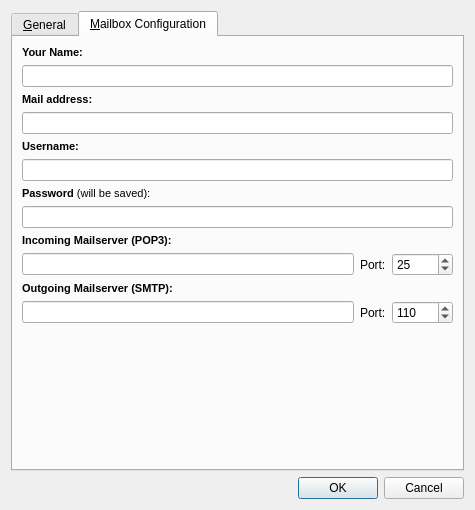
Before: the Qt Designer form branches/qmailclient/ui/ConfigDialog.ui in rgfernandes/qtdesktop, drawn with Qt 5.
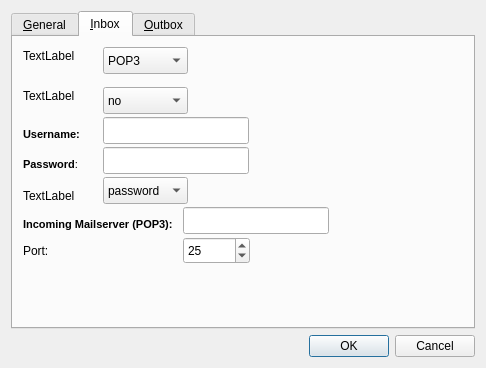
After: the same form once the commit is applied. The open tabs and pages were chosen to show the change.

Patch:
```diff
--- a/branches/qmailclient/ui/ConfigDialog.ui
+++ b/branches/qmailclient/ui/ConfigDialog.ui
@@ -1,256 +1,424 @@
 <ui version="4.0" >
  <class>ConfigDialog</class>
- <widget class="QDialog" name="ConfigDialog" >
-  <property name="geometry" >
+ <widget class="QDialog" name="ConfigDialog">
+  <property name="geometry">
    <rect>
     <x>0</x>
     <y>0</y>
-    <width>475</width>
-    <height>510</height>
+    <width>486</width>
+    <height>368</height>
    </rect>
   </property>
-  <property name="windowTitle" >
-   <string>Settings</string>
+  <property name="windowTitle">
+   <string>QMailClient - Settings</string>
   </property>
-  <layout class="QVBoxLayout" >
+  <layout class="QVBoxLayout">
    <item>
-    <widget class="QTabWidget" name="tabWidget" >
-     <property name="currentIndex" >
-      <number>0</number>
+    <widget class="QTabWidget" name="tabWidget">
+     <property name="currentIndex">
+      <number>1</number>
      </property>
-     <widget class="QWidget" name="tab_2" >
-      <attribute name="title" >
+     <widget class="QWidget" name="tab_2">
+      <attribute name="title">
        <string>&amp;General</string>
       </attribute>
-      <layout class="QVBoxLayout" name="verticalLayout_2" >
-       <item>
-        <widget class="QLabel" name="label_9" >
-         <property name="contextMenuPolicy" >
-          <enum>Qt::NoContextMenu</enum>
-         </property>
-         <property name="text" >
-          <string>&lt;html>&lt;head>&lt;meta name="qrichtext" content="1" />&lt;style type="text/css">
+      <widget class="QLabel" name="label_9">
+       <property name="geometry">
+        <rect>
+         <x>9</x>
+         <y>9</y>
+         <width>129</width>
+         <height>16</height>
+        </rect>
+       </property>
+       <property name="contextMenuPolicy">
+        <enum>Qt::NoContextMenu</enum>
+       </property>
+       <property name="text">
+        <string>&lt;html&gt;&lt;head&gt;&lt;meta name=&quot;qrichtext&quot; content=&quot;1&quot; /&gt;&lt;style type=&quot;text/css&quot;&gt;
 p, li { white-space: pre-wrap; }
-&lt;/style>&lt;/head>&lt;body style=" font-family:'MS Shell Dlg 2'; font-size:8.25pt; font-weight:400; font-style:normal;">
-&lt;p style=" margin-top:0px; margin-bottom:0px; margin-left:0px; margin-right:0px; -qt-block-indent:0; text-indent:0px; font-family:'Arial'; font-size:8pt;">&lt;span style=" font-weight:600;">Path to mailbox Folder:&lt;/span>&lt;/p>&lt;/body>&lt;/html></string>
-         </property>
-        </widget>
-       </item>
-       <item>
-        <layout class="QHBoxLayout" name="horizontalLayout" >
-         <item>
-          <widget class="QLineEdit" name="mailBoxRootFolder" />
-         </item>
-         <item>
-          <widget class="QToolButton" name="editMailBoxFolder" >
-           <property name="text" >
-            <string>...</string>
-           </property>
-          </widget>
-         </item>
-        </layout>
-       </item>
-       <item>
-        <spacer name="verticalSpacer_2" >
-         <property name="orientation" >
-          <enum>Qt::Vertical</enum>
-         </property>
-         <property name="sizeHint" stdset="0" >
-          <size>
-           <width>20</width>
-           <height>355</height>
-          </size>
-         </property>
-        </spacer>
-       </item>
-      </layout>
+&lt;/style&gt;&lt;/head&gt;&lt;body style=&quot; font-family:'MS Shell Dlg 2'; font-size:8.25pt; font-weight:400; font-style:normal;&quot;&gt;
+&lt;p style=&quot; margin-top:0px; margin-bottom:0px; margin-left:0px; margin-right:0px; -qt-block-indent:0; text-indent:0px; font-family:'Arial'; font-size:8pt;&quot;&gt;&lt;span style=&quot; font-weight:600;&quot;&gt;Path to mailbox Folder:&lt;/span&gt;&lt;/p&gt;&lt;/body&gt;&lt;/html&gt;</string>
+       </property>
+      </widget>
+      <widget class="QLabel" name="label_6">
+       <property name="geometry">
+        <rect>
+         <x>9</x>
+         <y>69</y>
+         <width>62</width>
+         <height>16</height>
+        </rect>
+       </property>
+       <property name="contextMenuPolicy">
+        <enum>Qt::NoContextMenu</enum>
+       </property>
+       <property name="text">
+        <string>&lt;html&gt;&lt;head&gt;&lt;meta name=&quot;qrichtext&quot; content=&quot;1&quot; /&gt;&lt;style type=&quot;text/css&quot;&gt;
+p, li { white-space: pre-wrap; }
+&lt;/style&gt;&lt;/head&gt;&lt;body style=&quot; font-family:'MS Shell Dlg 2'; font-size:8.25pt; font-weight:400; font-style:normal;&quot;&gt;
+&lt;p style=&quot; margin-top:0px; margin-bottom:0px; margin-left:0px; margin-right:0px; -qt-block-indent:0; text-indent:0px; font-family:'Arial'; font-size:8pt;&quot;&gt;&lt;span style=&quot; font-weight:600;&quot;&gt;Your Name:&lt;/span&gt;&lt;/p&gt;&lt;/body&gt;&lt;/html&gt;</string>
+       </property>
+      </widget>
+      <widget class="QLineEdit" name="name">
+       <property name="geometry">
+        <rect>
+         <x>80</x>
+         <y>60</y>
+         <width>146</width>
+         <height>27</height>
+        </rect>
+       </property>
+      </widget>
+      <widget class="QLabel" name="label_7">
+       <property name="geometry">
+        <rect>
+         <x>-1</x>
+         <y>91</y>
+         <width>74</width>
+         <height>16</height>
+        </rect>
+       </property>
+       <property name="contextMenuPolicy">
+        <enum>Qt::NoContextMenu</enum>
+       </property>
+       <property name="text">
+        <string>&lt;!DOCTYPE HTML PUBLIC &quot;-//W3C//DTD HTML 4.0//EN&quot; &quot;http://www.w3.org/TR/REC-html40/strict.dtd&quot;&gt;
+&lt;html&gt;&lt;head&gt;&lt;meta name=&quot;qrichtext&quot; content=&quot;1&quot; /&gt;&lt;style type=&quot;text/css&quot;&gt;
+p, li { white-space: pre-wrap; }
+&lt;/style&gt;&lt;/head&gt;&lt;body style=&quot; font-family:'Sans Serif'; font-size:10pt; font-weight:400; font-style:normal;&quot;&gt;
+&lt;p style=&quot; margin-top:0px; margin-bottom:0px; margin-left:0px; margin-right:0px; -qt-block-indent:0; text-indent:0px; font-family:'Arial'; font-size:8pt;&quot;&gt;&lt;span style=&quot; font-weight:600;&quot;&gt;Mail address:&lt;/span&gt;&lt;/p&gt;&lt;/body&gt;&lt;/html&gt;</string>
+       </property>
+      </widget>
+      <widget class="QLineEdit" name="mail">
+       <property name="geometry">
+        <rect>
+         <x>80</x>
+         <y>90</y>
+         <width>146</width>
+         <height>27</height>
+        </rect>
+       </property>
+      </widget>
+      <widget class="QWidget" name="">
+       <layout class="QHBoxLayout" name="horizontalLayout">
+        <item>
+         <widget class="QLineEdit" name="mailBoxRootFolder"/>
+        </item>
+        <item>
+         <widget class="QToolButton" name="editMailBoxFolder">
+          <property name="text">
+           <string>...</string>
+          </property>
+         </widget>
+        </item>
+       </layout>
+      </widget>
      </widget>
-     <widget class="QWidget" name="tab" >
-      <attribute name="title" >
-       <string>&amp;Mailbox Configuration</string>
+     <widget class="QWidget" name="tab">
+      <attribute name="title">
+       <string>&amp;Inbox</string>
       </attribute>
-      <layout class="QVBoxLayout" name="verticalLayout" >
-       <item>
-        <widget class="QLabel" name="label_6" >
-         <property name="contextMenuPolicy" >
-          <enum>Qt::NoContextMenu</enum>
-         </property>
-         <property name="text" >
-          <string>&lt;html>&lt;head>&lt;meta name="qrichtext" content="1" />&lt;style type="text/css">
+      <widget class="QLabel" name="label">
+       <property name="geometry">
+        <rect>
+         <x>10</x>
+         <y>90</y>
+         <width>59</width>
+         <height>16</height>
+        </rect>
+       </property>
+       <property name="contextMenuPolicy">
+        <enum>Qt::NoContextMenu</enum>
+       </property>
+       <property name="text">
+        <string>&lt;!DOCTYPE HTML PUBLIC &quot;-//W3C//DTD HTML 4.0//EN&quot; &quot;http://www.w3.org/TR/REC-html40/strict.dtd&quot;&gt;
+&lt;html&gt;&lt;head&gt;&lt;meta name=&quot;qrichtext&quot; content=&quot;1&quot; /&gt;&lt;style type=&quot;text/css&quot;&gt;
 p, li { white-space: pre-wrap; }
-&lt;/style>&lt;/head>&lt;body style=" font-family:'MS Shell Dlg 2'; font-size:8.25pt; font-weight:400; font-style:normal;">
-&lt;p style=" margin-top:0px; margin-bottom:0px; margin-left:0px; margin-right:0px; -qt-block-indent:0; text-indent:0px; font-family:'Arial'; font-size:8pt;">&lt;span style=" font-weight:600;">Your Name:&lt;/span>&lt;/p>&lt;/body>&lt;/html></string>
-         </property>
-        </widget>
-       </item>
-       <item>
-        <widget class="QLineEdit" name="name" />
-       </item>
-       <item>
-        <widget class="QLabel" name="label_7" >
-         <property name="contextMenuPolicy" >
-          <enum>Qt::NoContextMenu</enum>
-         </property>
-         <property name="text" >
-          <string>&lt;!DOCTYPE HTML PUBLIC "-//W3C//DTD HTML 4.0//EN" "http://www.w3.org/TR/REC-html40/strict.dtd">
-&lt;html>&lt;head>&lt;meta name="qrichtext" content="1" />&lt;style type="text/css">
+&lt;/style&gt;&lt;/head&gt;&lt;body style=&quot; font-family:'Sans Serif'; font-size:10pt; font-weight:400; font-style:normal;&quot;&gt;
+&lt;p style=&quot; margin-top:0px; margin-bottom:0px; margin-left:0px; margin-right:0px; -qt-block-indent:0; text-indent:0px; font-family:'Arial'; font-size:8pt;&quot;&gt;&lt;span style=&quot; font-weight:600;&quot;&gt;Username:&lt;/span&gt;&lt;/p&gt;&lt;/body&gt;&lt;/html&gt;</string>
+       </property>
+      </widget>
+      <widget class="QLineEdit" name="usr">
+       <property name="geometry">
+        <rect>
+         <x>90</x>
+         <y>80</y>
+         <width>146</width>
+         <height>27</height>
+        </rect>
+       </property>
+      </widget>
+      <widget class="QLabel" name="label_2">
+       <property name="geometry">
+        <rect>
+         <x>10</x>
+         <y>120</y>
+         <width>71</width>
+         <height>16</height>
+        </rect>
+       </property>
+       <property name="contextMenuPolicy">
+        <enum>Qt::NoContextMenu</enum>
+       </property>
+       <property name="text">
+        <string>&lt;!DOCTYPE HTML PUBLIC &quot;-//W3C//DTD HTML 4.0//EN&quot; &quot;http://www.w3.org/TR/REC-html40/strict.dtd&quot;&gt;
+&lt;html&gt;&lt;head&gt;&lt;meta name=&quot;qrichtext&quot; content=&quot;1&quot; /&gt;&lt;style type=&quot;text/css&quot;&gt;
 p, li { white-space: pre-wrap; }
-&lt;/style>&lt;/head>&lt;body style=" font-family:'Sans Serif'; font-size:10pt; font-weight:400; font-style:normal;">
-&lt;p style=" margin-top:0px; margin-bottom:0px; margin-left:0px; margin-right:0px; -qt-block-indent:0; text-indent:0px; font-family:'Arial'; font-size:8pt;">&lt;span style=" font-weight:600;">Mail address:&lt;/span>&lt;/p>&lt;/body>&lt;/html></string>
-         </property>
-        </widget>
-       </item>
-       <item>
-        <widget class="QLineEdit" name="mail" />
-       </item>
-       <item>
-        <widget class="QLabel" name="label" >
-         <property name="contextMenuPolicy" >
-          <enum>Qt::NoContextMenu</enum>
-         </property>
-         <property name="text" >
-          <string>&lt;!DOCTYPE HTML PUBLIC "-//W3C//DTD HTML 4.0//EN" "http://www.w3.org/TR/REC-html40/strict.dtd">
-&lt;html>&lt;head>&lt;meta name="qrichtext" content="1" />&lt;style type="text/css">
+&lt;/style&gt;&lt;/head&gt;&lt;body style=&quot; font-family:'Sans'; font-size:10pt; font-weight:400; font-style:normal;&quot;&gt;
+&lt;p style=&quot; margin-top:0px; margin-bottom:0px; margin-left:0px; margin-right:0px; -qt-block-indent:0; text-indent:0px;&quot;&gt;&lt;span style=&quot; font-family:'MS Shell Dlg 2'; font-size:8pt; font-weight:600;&quot;&gt;Password&lt;/span&gt;&lt;span style=&quot; font-family:'MS Shell Dlg 2'; font-size:8pt;&quot;&gt;:&lt;/span&gt;&lt;/p&gt;&lt;/body&gt;&lt;/html&gt;</string>
+       </property>
+      </widget>
+      <widget class="QLineEdit" name="pwd">
+       <property name="geometry">
+        <rect>
+         <x>90</x>
+         <y>110</y>
+         <width>146</width>
+         <height>27</height>
+        </rect>
+       </property>
+      </widget>
+      <widget class="QLabel" name="label_3">
+       <property name="geometry">
+        <rect>
+         <x>10</x>
+         <y>180</y>
+         <width>155</width>
+         <height>16</height>
+        </rect>
+       </property>
+       <property name="contextMenuPolicy">
+        <enum>Qt::NoContextMenu</enum>
+       </property>
+       <property name="text">
+        <string>&lt;html&gt;&lt;head&gt;&lt;meta name=&quot;qrichtext&quot; content=&quot;1&quot; /&gt;&lt;style type=&quot;text/css&quot;&gt;
 p, li { white-space: pre-wrap; }
-&lt;/style>&lt;/head>&lt;body style=" font-family:'Sans Serif'; font-size:10pt; font-weight:400; font-style:normal;">
-&lt;p style=" margin-top:0px; margin-bottom:0px; margin-left:0px; margin-right:0px; -qt-block-indent:0; text-indent:0px; font-family:'Arial'; font-size:8pt;">&lt;span style=" font-weight:600;">Username:&lt;/span>&lt;/p>&lt;/body>&lt;/html></string>
-         </property>
-        </widget>
-       </item>
+&lt;/style&gt;&lt;/head&gt;&lt;body style=&quot; font-family:'MS Shell Dlg 2'; font-size:8.25pt; font-weight:400; font-style:normal;&quot;&gt;
+&lt;p style=&quot; margin-top:0px; margin-bottom:0px; margin-left:0px; margin-right:0px; -qt-block-indent:0; text-indent:0px; font-family:'Arial'; font-size:8pt;&quot;&gt;&lt;span style=&quot; font-weight:600;&quot;&gt;Incoming Mailserver (POP3):&lt;/span&gt;&lt;/p&gt;&lt;/body&gt;&lt;/html&gt;</string>
+       </property>
+      </widget>
+      <widget class="QSpinBox" name="smtpPort">
+       <property name="geometry">
+        <rect>
+         <x>170</x>
+         <y>200</y>
+         <width>67</width>
+         <height>27</height>
+        </rect>
+       </property>
+       <property name="minimum">
+        <number>0</number>
+       </property>
+       <property name="maximum">
+        <number>65535</number>
+       </property>
+       <property name="value">
+        <number>25</number>
+       </property>
+      </widget>
+      <widget class="QLabel" name="label_5">
+       <property name="geometry">
+        <rect>
+         <x>10</x>
+         <y>200</y>
+         <width>34</width>
+         <height>27</height>
+        </rect>
+       </property>
+       <property name="text">
+        <string>Port:</string>
+       </property>
+      </widget>
+      <widget class="QComboBox" name="comboBox">
+       <property name="geometry">
+        <rect>
+         <x>90</x>
+         <y>10</y>
+         <width>85</width>
+         <height>27</height>
+        </rect>
+       </property>
        <item>
-        <widget class="QLineEdit" name="usr" />
+        <property name="text">
+         <string>POP3</string>
+        </property>
        </item>
        <item>
-        <widget class="QLabel" name="label_2" >
-         <property name="contextMenuPolicy" >
-          <enum>Qt::NoContextMenu</enum>
-         </property>
-         <property name="text" >
-          <string>&lt;html>&lt;head>&lt;meta name="qrichtext" content="1" />&lt;style type="text/css">
-p, li { white-space: pre-wrap; }
-&lt;/style>&lt;/head>&lt;body style=" font-family:'MS Shell Dlg 2'; font-size:8.25pt; font-weight:400; font-style:normal;">
-&lt;p style=" margin-top:0px; margin-bottom:0px; margin-left:0px; margin-right:0px; -qt-block-indent:0; text-indent:0px; font-size:8pt;">&lt;span style=" font-weight:600;">Password&lt;/span> (will be saved):&lt;/p>&lt;/body>&lt;/html></string>
-         </property>
-        </widget>
+        <property name="text">
+         <string>IMAP</string>
+        </property>
        </item>
+      </widget>
+      <widget class="QLabel" name="label_10">
+       <property name="geometry">
+        <rect>
+         <x>10</x>
+         <y>10</y>
+         <width>66</width>
+         <height>17</height>
+        </rect>
+       </property>
+       <property name="text">
+        <string>TextLabel</string>
+       </property>
+      </widget>
+      <widget class="QLabel" name="label_11">
+       <property name="geometry">
+        <rect>
+         <x>10</x>
+         <y>50</y>
+         <width>66</width>
+         <height>17</height>
+        </rect>
+       </property>
+       <property name="text">
+        <string>TextLabel</string>
+       </property>
+      </widget>
+      <widget class="QComboBox" name="comboBox_2">
+       <property name="geometry">
+        <rect>
+         <x>90</x>
+         <y>50</y>
+         <width>85</width>
+         <height>27</height>
+        </rect>
+       </property>
        <item>
-        <widget class="QLineEdit" name="pwd" />
+        <property name="text">
+         <string>no</string>
+        </property>
        </item>
        <item>
-        <widget class="QLabel" name="label_3" >
-         <property name="contextMenuPolicy" >
-          <enum>Qt::NoContextMenu</enum>
-         </property>
-         <property name="text" >
-          <string>&lt;html>&lt;head>&lt;meta name="qrichtext" content="1" />&lt;style type="text/css">
-p, li { white-space: pre-wrap; }
-&lt;/style>&lt;/head>&lt;body style=" font-family:'MS Shell Dlg 2'; font-size:8.25pt; font-weight:400; font-style:normal;">
-&lt;p style=" margin-top:0px; margin-bottom:0px; margin-left:0px; margin-right:0px; -qt-block-indent:0; text-indent:0px; font-family:'Arial'; font-size:8pt;">&lt;span style=" font-weight:600;">Incoming Mailserver (POP3):&lt;/span>&lt;/p>&lt;/body>&lt;/html></string>
-         </property>
-        </widget>
+        <property name="text">
+         <string>TLS</string>
+        </property>
        </item>
        <item>
-        <layout class="QGridLayout" name="_3" >
-         <property name="margin" >
-          <number>0</number>
-         </property>
-         <property name="spacing" >
-          <number>6</number>
-         </property>
-         <item row="0" column="0" >
-          <widget class="QLineEdit" name="smtpHost" />
-         </item>
-         <item row="0" column="2" >
-          <widget class="QSpinBox" name="smtpPort" >
-           <property name="minimum" >
-            <number>0</number>
-           </property>
-           <property name="maximum" >
-            <number>65535</number>
-           </property>
-           <property name="value" >
-            <number>25</number>
-           </property>
-          </widget>
-         </item>
-         <item row="0" column="1" >
-          <widget class="QLabel" name="label_5" >
-           <property name="text" >
-            <string>Port:</string>
-           </property>
-          </widget>
-         </item>
-        </layout>
+        <property name="text">
+         <string>SSL</string>
+        </property>
        </item>
+      </widget>
+      <widget class="QComboBox" name="comboBox_3">
+       <property name="geometry">
+        <rect>
+         <x>90</x>
+         <y>140</y>
+         <width>85</width>
+         <height>27</height>
+        </rect>
+       </property>
        <item>
-        <widget class="QLabel" name="label_4" >
-         <property name="contextMenuPolicy" >
-          <enum>Qt::NoContextMenu</enum>
-         </property>
-         <property name="text" >
-          <string>&lt;html>&lt;head>&lt;meta name="qrichtext" content="1" />&lt;style type="text/css">
-p, li { white-space: pre-wrap; }
-&lt;/style>&lt;/head>&lt;body style=" font-family:'MS Shell Dlg 2'; font-size:8.25pt; font-weight:400; font-style:normal;">
-&lt;p style=" margin-top:0px; margin-bottom:0px; margin-left:0px; margin-right:0px; -qt-block-indent:0; text-indent:0px; font-family:'Arial'; font-size:8pt;">&lt;span style=" font-weight:600;">Outgoing Mailserver (SMTP):&lt;/span>&lt;/p>&lt;/body>&lt;/html></string>
-         </property>
-        </widget>
+        <property name="text">
+         <string>password</string>
+        </property>
        </item>
        <item>
-        <layout class="QGridLayout" name="_2" >
-         <property name="margin" >
-          <number>0</number>
-         </property>
-         <property name="spacing" >
-          <number>6</number>
-         </property>
-         <item row="0" column="2" >
-          <widget class="QSpinBox" name="popPort" >
-           <property name="minimum" >
-            <number>0</number>
-           </property>
-           <property name="maximum" >
-            <number>65535</number>
-           </property>
-           <property name="value" >
-            <number>110</number>
-           </property>
-          </widget>
-         </item>
-         <item row="0" column="1" >
-          <widget class="QLabel" name="label_8" >
-           <property name="text" >
-            <string>Port:</string>
-           </property>
-          </widget>
-         </item>
-         <item row="0" column="0" >
-          <widget class="QLineEdit" name="popHost" />
-         </item>
-        </layout>
+        <property name="text">
+         <string>SASL</string>
+        </property>
        </item>
-       <item>
-        <spacer name="verticalSpacer" >
-         <property name="orientation" >
-          <enum>Qt::Vertical</enum>
-         </property>
-         <property name="sizeHint" stdset="0" >
-          <size>
-           <width>20</width>
-           <height>112</height>
-          </size>
-         </property>
-        </spacer>
-       </item>
-      </layout>
+      </widget>
+      <widget class="QLabel" name="label_12">
+       <property name="geometry">
+        <rect>
+         <x>10</x>
+         <y>150</y>
+         <width>66</width>
+         <height>17</height>
+        </rect>
+       </property>
+       <property name="text">
+        <string>TextLabel</string>
+       </property>
+      </widget>
+      <widget class="QLineEdit" name="smtpHost">
+       <property name="geometry">
+        <rect>
+         <x>170</x>
+         <y>170</y>
+         <width>146</width>
+         <height>27</height>
+        </rect>
+       </property>
+      </widget>
+     </widget>
+     <widget class="QWidget" name="tab_3">
+      <attribute name="title">
+       <string>&amp;Outbox</string>
+      </attribute>
+      <widget class="QLabel" name="label_4">
+       <property name="geometry">
+        <rect>
+         <x>10</x>
+         <y>20</y>
+         <width>157</width>
+         <height>16</height>
+        </rect>
+       </property>
+       <property name="contextMenuPolicy">
+        <enum>Qt::NoContextMenu</enum>
+       </property>
+       <property name="text">
+        <string>&lt;html&gt;&lt;head&gt;&lt;meta name=&quot;qrichtext&quot; content=&quot;1&quot; /&gt;&lt;style type=&quot;text/css&quot;&gt;
+p, li { white-space: pre-wrap; }
+&lt;/style&gt;&lt;/head&gt;&lt;body style=&quot; font-family:'MS Shell Dlg 2'; font-size:8.25pt; font-weight:400; font-style:normal;&quot;&gt;
+&lt;p style=&quot; margin-top:0px; margin-bottom:0px; margin-left:0px; margin-right:0px; -qt-block-indent:0; text-indent:0px; font-family:'Arial'; font-size:8pt;&quot;&gt;&lt;span style=&quot; font-weight:600;&quot;&gt;Outgoing Mailserver (SMTP):&lt;/span&gt;&lt;/p&gt;&lt;/body&gt;&lt;/html&gt;</string>
+       </property>
+      </widget>
+      <widget class="QSpinBox" name="popPort">
+       <property name="geometry">
+        <rect>
+         <x>170</x>
+         <y>50</y>
+         <width>67</width>
+         <height>27</height>
+        </rect>
+       </property>
+       <property name="minimum">
+        <number>0</number>
+       </property>
+       <property name="maximum">
+        <number>65535</number>
+       </property>
+       <property name="value">
+        <number>110</number>
+       </property>
+      </widget>
+      <widget class="QLabel" name="label_8">
+       <property name="geometry">
+        <rect>
+         <x>130</x>
+         <y>50</y>
+         <width>34</width>
+         <height>17</height>
+        </rect>
+       </property>
+       <property name="text">
+        <string>Port:</string>
+       </property>
+      </widget>
+      <widget class="QLineEdit" name="popHost">
+       <property name="geometry">
+        <rect>
+         <x>172</x>
+         <y>20</y>
+         <width>146</width>
+         <height>27</height>
+        </rect>
+       </property>
+      </widget>
      </widget>
     </widget>
    </item>
    <item>
-    <widget class="QDialogButtonBox" name="buttonBox" >
-     <property name="orientation" >
+    <widget class="QDialogButtonBox" name="buttonBox">
+     <property name="orientation">
       <enum>Qt::Horizontal</enum>
      </property>
-     <property name="standardButtons" >
+     <property name="standardButtons">
       <set>QDialogButtonBox::Cancel|QDialogButtonBox::Ok</set>
      </property>
     </widget>
```
Left out of the diff: 11 changed lines with no effect on the pictures.
